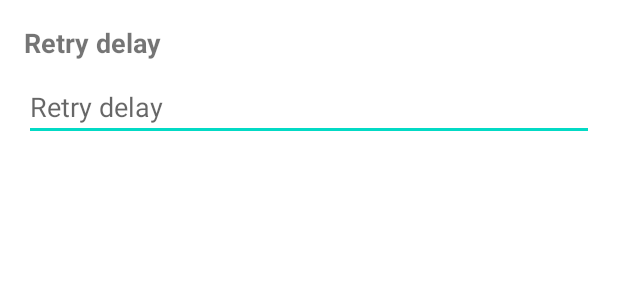
After one commit to iTzVirtual00/BtGuard, an Android app: the layout settings_dialog_layout.xml on its own in the app's theme, with its tools: preview values and no code run, on a phone screen of 412 x 824 dp. The commit adds this screen. Shown: the top 300 px of the screen. Run offline under Robolectric (Android 15) with nearby library versions, the phone set to English and light mode, and no system bars.

Commit message:
Added app toolbar and settings dialog
You can now open app's settings with the gear icon in the toolbar.
The ble scan now uses Settings.retryDelay*0.5 instead of 0 as delay between broadcast events.

```diff
--- a/app/src/main/AndroidManifest.xml
+++ b/app/src/main/AndroidManifest.xml
@@ -55,7 +55,9 @@
                 <category android:name="android.intent.category.LAUNCHER" />
             </intent-filter>
         </activity>
-        <activity android:name=".MainActivity" />
+        <activity
+            android:name=".MainActivity"
+            android:theme="@style/Theme.BtGuard.NoActionBar" />
     </application>
 
 </manifest>
--- a/app/src/main/java/me/itzvirtual/btguard/db/AppSettings.kt
+++ b/app/src/main/java/me/itzvirtual/btguard/db/AppSettings.kt
@@ -9,5 +9,5 @@ data class AppSettings(
 	var devices: MutableList<BluetoothDeviceState> = mutableListOf()
 ) {
 	@Serializable
-	data class Settings(var retryDelay: Int = 2000)
+	data class Settings(var retryDelay: Long = 2000)
 }
--- a/app/src/main/java/me/itzvirtual/btguard/logic/PingEventBus.kt
+++ b/app/src/main/java/me/itzvirtual/btguard/logic/PingEventBus.kt
@@ -40,4 +40,10 @@ open class PingEventBus : PingEvents {
 			listener.onDeviceDataChanged(device, index)
 		}
 	}
+
+	override fun onDelayChanged(oldDelay: Long) {
+		for (listener in listeners) {
+			listener.onDelayChanged(oldDelay)
+		}
+	}
 }
--- a/app/src/main/java/me/itzvirtual/btguard/logic/PingEvents.kt
+++ b/app/src/main/java/me/itzvirtual/btguard/logic/PingEvents.kt
@@ -6,4 +6,5 @@ interface PingEvents {
 	fun onDeviceAdded(device: BluetoothDeviceState, insertedAt: Int) {}
 	fun onDeviceRemoved(device: BluetoothDeviceState, removedFrom: Int) {}
 	fun onDeviceDataChanged(device: BluetoothDeviceState, index: Int) {}
+	fun onDelayChanged(oldDelay: Long) {}
 }
--- /dev/null
+++ b/app/src/main/res/layout/settings_dialog_layout.xml
@@ -0,0 +1,24 @@
+<!-- dialog_layout.xml -->
+<LinearLayout xmlns:android="http://schemas.android.com/apk/res/android"
+    android:layout_width="match_parent"
+    android:layout_height="wrap_content"
+    android:orientation="vertical"
+    android:padding="16dp">
+
+    <TextView
+        android:id="@+id/titleTextView"
+        android:layout_width="wrap_content"
+        android:layout_height="wrap_content"
+        android:text="Retry delay"
+        android:textSize="18sp"
+        android:textStyle="bold"
+        android:layout_marginBottom="8dp" />
+
+    <EditText
+        android:id="@+id/editRetryDelay"
+        android:layout_width="match_parent"
+        android:layout_height="wrap_content"
+        android:hint="Retry delay"
+        android:inputType="numberDecimal" />
+
+</LinearLayout>
--- a/app/src/main/res/values-night/themes.xml
+++ b/app/src/main/res/values-night/themes.xml
@@ -13,4 +13,8 @@
         <item name="android:statusBarColor">?attr/colorPrimaryVariant</item>
         <!-- Customize your theme here. -->
     </style>
+
+    <style name="Theme.BtGuard.AppBarOverlay" parent="ThemeOverlay.AppCompat.Dark.ActionBar" />
+
+    <style name="Theme.BtGuard.PopupOverlay" parent="ThemeOverlay.AppCompat.Dark" />
 </resources>
--- a/app/src/main/res/values/themes.xml
+++ b/app/src/main/res/values/themes.xml
@@ -18,4 +18,8 @@
         <item name="windowActionBar">false</item>
         <item name="windowNoTitle">true</item>
     </style>
+
+    <style name="Theme.BtGuard.AppBarOverlay" parent="ThemeOverlay.AppCompat.Dark.ActionBar" />
+
+    <style name="Theme.BtGuard.PopupOverlay" parent="ThemeOverlay.AppCompat.Light" />
 </resources>
```
Also changed, not shown: app/src/main/java/me/itzvirtual/btguard/MainActivity.kt (+12 -2 lines), app/src/main/java/me/itzvirtual/btguard/logic/PingManager.kt (+31 -15 lines), app/src/main/java/me/itzvirtual/btguard/plugins/DeviceAdapter.kt (+3 -4 lines), app/src/main/java/me/itzvirtual/btguard/plugins/Persistence.kt (+8 -3 lines), app/src/main/java/me/itzvirtual/btguard/plugins/SettingsDialog.kt (added, +44 -0 lines), app/src/main/java/me/itzvirtual/btguard/service/BluetoothWatchtowerService.kt (+20 -3 lines), app/src/main/res/drawable/ic_settings.xml (added, +9 -0 lines), app/src/main/res/layout/activity_device_list.xml (+28 -1 lines), app/src/main/res/layout/device_dialog_layout.xml (renamed from app/src/main/res/layout/dialog_layout.xml).
